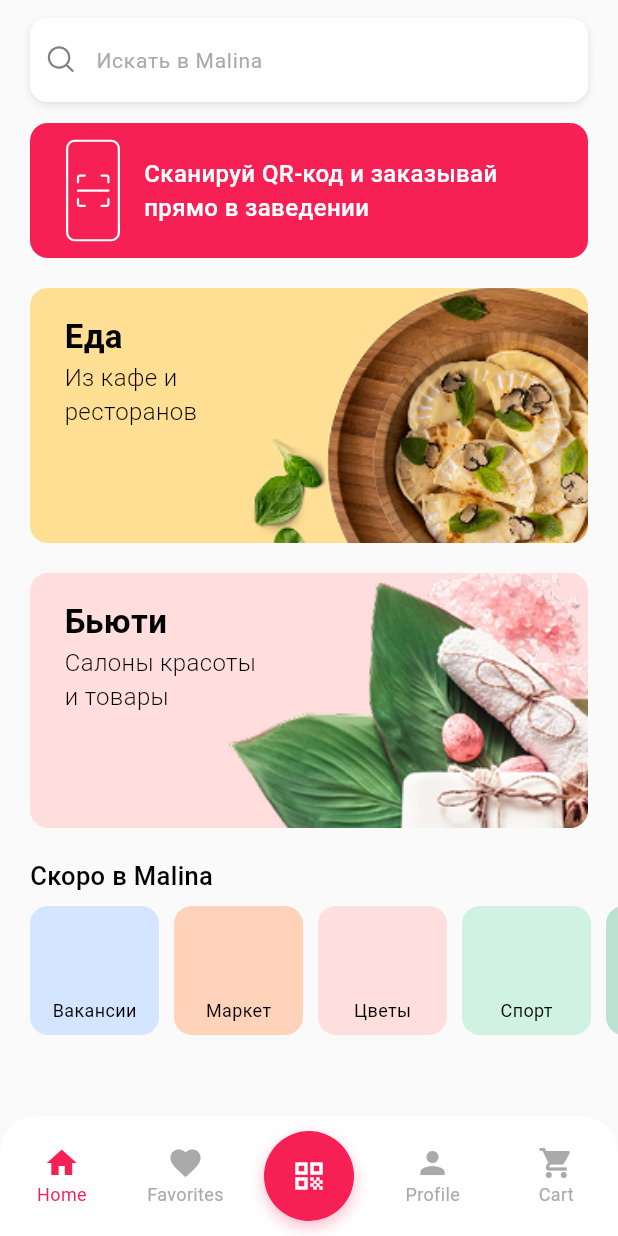
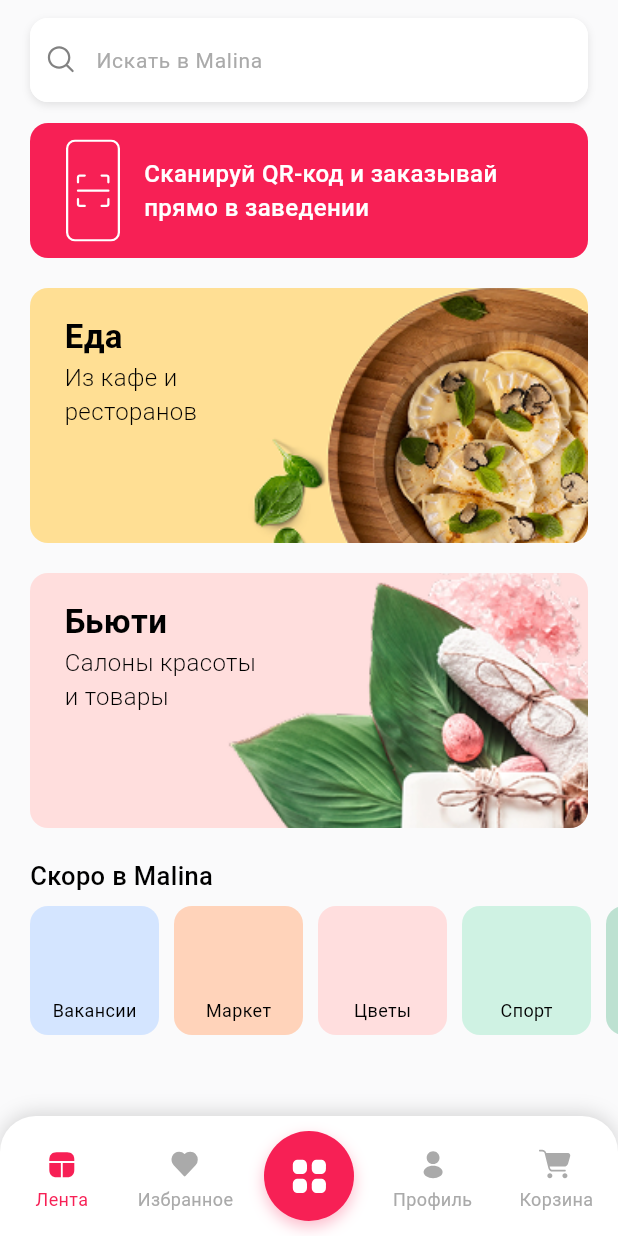
Before and after one commit to PaulRublev/flutter_test_may25, a Flutter app: the HomeScreen screen opened by its route, on a phone screen of 412 x 824 dp. Run offline on Flutter 3.47's test engine with Material 3 defaults, Android fonts, the phone set to English and light mode, and no system bars; our stand-ins replace flutter_svg, get_it, go_router, hive_flutter; accounts and stored records are empty.

Commit message:
Fix: change bottom nav bar

```diff
--- a/lib/app/app.dart
+++ b/lib/app/app.dart
@@ -11,6 +11,7 @@ class App extends StatelessWidget {
       routerConfig: router,
       theme: ThemeData(
         scaffoldBackgroundColor: AppColors.scaffold,
+        appBarTheme: const AppBarTheme(backgroundColor: AppColors.scaffold),
         useMaterial3: true,
       ),
       debugShowCheckedModeBanner: false,
--- a/lib/core/constants/app_text_styles.dart
+++ b/lib/core/constants/app_text_styles.dart
@@ -3,6 +3,7 @@ import 'package:flutter/material.dart';
 abstract class AppTextStyles {
   static const title = TextStyle(fontSize: 20, fontWeight: FontWeight.bold);
   static const l16 = TextStyle(fontSize: 16, fontWeight: FontWeight.w300);
+  static const r10 = TextStyle(fontSize: 10, fontWeight: FontWeight.normal);
   static const r12 = TextStyle(fontSize: 12, fontWeight: FontWeight.normal);
   static const r14 = TextStyle(fontSize: 14, fontWeight: FontWeight.normal);
   static const r16 = TextStyle(fontSize: 16, fontWeight: FontWeight.normal);
--- a/lib/features/home/view/home_screen.dart
+++ b/lib/features/home/view/home_screen.dart
@@ -12,8 +12,9 @@ class HomeScreen extends StatelessWidget {
   Widget build(BuildContext context) {
     return Scaffold(
       body: SafeArea(
+        bottom: false,
         child: SingleChildScrollView(
-          padding: const EdgeInsets.fromLTRB(0, 12, 0, 20),
+          padding: const EdgeInsets.fromLTRB(0, 12, 0, 100),
           child: Column(
             mainAxisSize: MainAxisSize.min,
             crossAxisAlignment: CrossAxisAlignment.start,
--- a/lib/features/shell/shell_page.dart
+++ b/lib/features/shell/shell_page.dart
@@ -1,7 +1,12 @@
 import 'package:flutter/material.dart';
+import 'package:flutter_svg/flutter_svg.dart';
 import 'package:go_router/go_router.dart';
 import 'package:malina_test_app/core/constants/app_colors.dart';
+import 'package:malina_test_app/core/constants/app_icons.dart';
 import 'package:malina_test_app/core/constants/app_router_constants.dart';
+import 'package:malina_test_app/core/constants/app_text_styles.dart';
+
+final GlobalKey _cartKey = GlobalKey();
 
 class ShellPage extends StatelessWidget {
   final Widget child;
@@ -24,19 +29,21 @@ class ShellPage extends StatelessWidget {
             : _tabs.indexWhere((path) => location.startsWith(path));
 
     return Scaffold(
+      extendBody: true,
+      backgroundColor: Colors.transparent,
       body: child,
-      bottomNavigationBar: ClipRRect(
+      bottomNavigationBar: Container(
+        height: 80,
+        margin: const EdgeInsets.only(top: 6),
+        decoration: BoxDecoration(
+          color: AppColors.white,
           borderRadius: const BorderRadius.only(
             topLeft: Radius.circular(24),
             topRight: Radius.circular(24),
           ),
-        child: Container(
-          height: 80,
-          decoration: BoxDecoration(
-            color: AppColors.white,
           boxShadow: [
             BoxShadow(
-                color: AppColors.black.withValues(alpha: 0.1),
+              color: AppColors.black.withValues(alpha: 0.15),
               blurRadius: 10,
               offset: Offset(0, -2),
             ),
@@ -61,6 +68,7 @@ class ShellPage extends StatelessWidget {
                 child: Container(
                   height: 60,
                   width: 60,
+                  alignment: Alignment.center,
                   decoration: BoxDecoration(
                     shape: BoxShape.circle,
                     color: AppColors.malina,
@@ -72,9 +80,8 @@ class ShellPage extends StatelessWidget {
                       ),
                     ],
                   ),
-                    child: Icon(
-                      isHomeRoot ? Icons.qr_code : Icons.close,
-                      color: Colors.white,
+                  child: SvgPicture.asset(
+                    isHomeRoot ? AppIcons.main : AppIcons.mainBack,
                   ),
                 ),
               );
@@ -83,20 +90,101 @@ class ShellPage extends StatelessWidget {
             final itemIndex = index > 2 ? index - 1 : index;
             final iconData =
                 [
-                    Icons.home,
-                    Icons.favorite,
-                    Icons.person,
-                    Icons.shopping_cart,
+                  AppIcons.home,
+                  AppIcons.favorite,
+                  AppIcons.profile,
+                  AppIcons.cart,
                 ][itemIndex];
-              final label = ['Home', 'Favorites', 'Profile', 'Cart'][itemIndex];
+            final label =
+                ['Лента', 'Избранное', 'Профиль', 'Корзина'][itemIndex];
             final route = _tabs[itemIndex];
 
             final isSelected = currentIndex == itemIndex;
 
             return GestureDetector(
-                onTap: () => context.go(route),
+              onTap: () {
+                if (itemIndex == 3) {
+                  final overlay = Overlay.of(context);
+                  final renderBox =
+                      _cartKey.currentContext!.findRenderObject() as RenderBox;
+                  final offset = renderBox.localToGlobal(Offset.zero);
+                  final size = renderBox.size;
+
+                  late OverlayEntry entry;
+
+                  entry = OverlayEntry(
+                    builder: (context) {
+                      return GestureDetector(
+                        onTap: () => entry.remove(),
                         behavior: HitTestBehavior.opaque,
+                        child: Stack(
+                          children: [
+                            Positioned(
+                              left: offset.dx + size.width / 2 - 35,
+                              top: offset.dy - 145,
+                              child: Material(
+                                borderRadius: BorderRadius.vertical(
+                                  top: Radius.circular(50),
+                                ),
+                                color: Colors.white,
                                 child: Container(
+                                  // width: 70,
+                                  padding: const EdgeInsets.only(bottom: 10),
+                                  decoration: BoxDecoration(
+                                    color: AppColors.white,
+                                    borderRadius: BorderRadius.vertical(
+                                      top: Radius.circular(50),
+                                    ),
+                                    // boxShadow: [
+                                    //   BoxShadow(
+                                    //     color: Colors.black.withOpacity(0.1),
+                                    //     blurRadius: 10,
+                                    //     offset: Offset(0, 4),
+                                    //   ),
+                                    // ],
+                                  ),
+                                  child: Column(
+                                    mainAxisSize: MainAxisSize.min,
+                                    children: [
+                                      _MiniButton(
+                                        icon: AppIcons.foodIcon,
+                                        label: 'Еда',
+                                        onTap: () {
+                                          entry.remove();
+                                          context.go(AppRouterConstants.cart);
+                                        },
+                                      ),
+                                      _MiniButton(
+                                        icon: AppIcons.beautyIcon,
+                                        label: 'Бьюти',
+                                        onTap: () {
+                                          entry.remove();
+                                          context.go(AppRouterConstants.cart);
+                                        },
+                                      ),
+                                    ],
+                                  ),
+                                ),
+                              ),
+                            ),
+                          ],
+                        ),
+                      );
+                    },
+                  );
+
+                  overlay.insert(entry);
+                } else {
+                  context.go(route);
+                }
+              },
+              behavior: HitTestBehavior.opaque,
+              child: Stack(
+                clipBehavior: Clip.none,
+                alignment: Alignment.center,
+                children: [
+                  Container(
+                    key: itemIndex == 3 ? _cartKey : null,
                     height: 60,
                     width: 60,
                     decoration: BoxDecoration(
@@ -106,15 +194,25 @@ class ShellPage extends StatelessWidget {
                     child: Column(
                       mainAxisAlignment: MainAxisAlignment.center,
                       children: [
-                      Icon(
+                        SvgPicture.asset(
                           iconData,
-                        color:
+                          colorFilter: ColorFilter.mode(
                             isSelected
                                 ? AppColors.malina
                                 : AppColors.unselected,
+                            BlendMode.srcIn,
                           ),
-                      Text(
+                        ),
+                        SizedBox(height: 16),
+                      ],
+                    ),
+                  ),
+                  Positioned(
+                    bottom: 6,
+                    child: Center(
+                      child: Text(
                         label,
+                        maxLines: 1,
                         style: TextStyle(
                           color:
                               isSelected
@@ -123,13 +221,48 @@ class ShellPage extends StatelessWidget {
                           fontSize: 12,
                         ),
                       ),
+                    ),
+                  ),
                 ],
-                  ),
               ),
             );
           }),
         ),
       ),
+    );
+  }
+}
+
+class _MiniButton extends StatelessWidget {
+  final String icon;
+  final String label;
+  final VoidCallback onTap;
+
+  const _MiniButton({
+    required this.icon,
+    required this.label,
+    required this.onTap,
+  });
+
+  @override
+  Widget build(BuildContext context) {
+    return GestureDetector(
+      onTap: onTap,
+      child: Container(
+        height: 60,
+        width: 60,
+        margin: const EdgeInsets.all(5),
+        decoration: BoxDecoration(
+          color: AppColors.greyBackground,
+          shape: BoxShape.circle,
+        ),
+        child: Column(
+          mainAxisAlignment: MainAxisAlignment.center,
+          children: [
+            SvgPicture.asset(icon, width: 20, height: 20),
+            Text(label, style: AppTextStyles.r10, textAlign: TextAlign.center),
+          ],
+        ),
       ),
     );
   }
```
Lines whose indentation alone changed are shown as unchanged.
